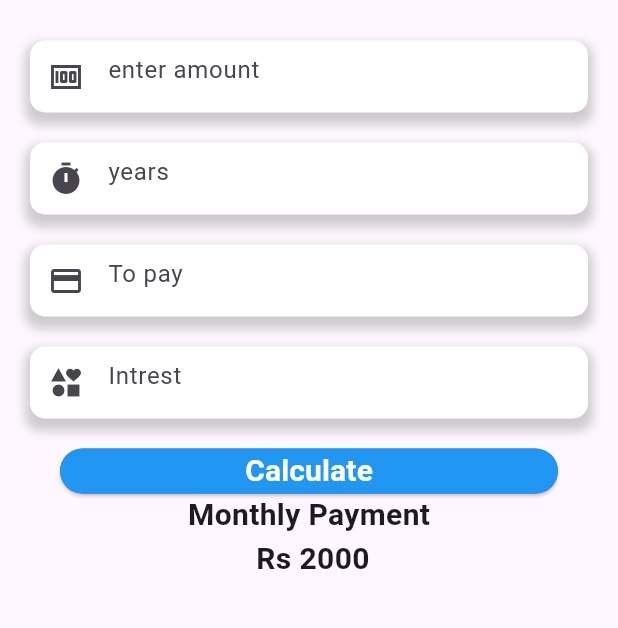
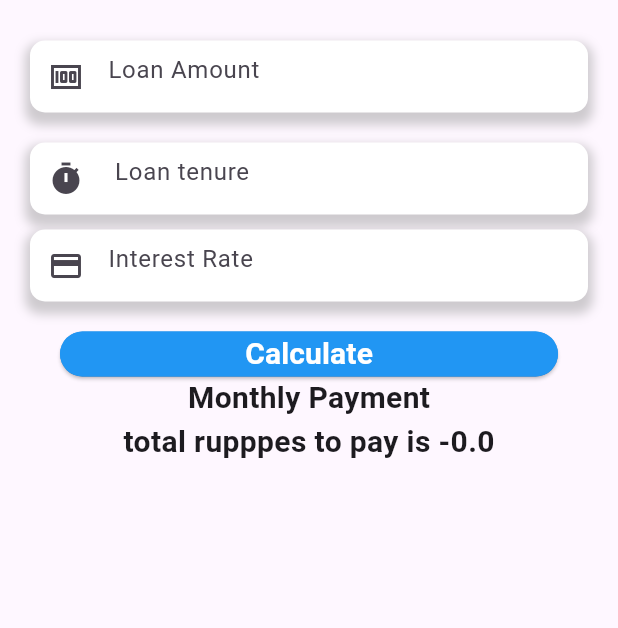
Before and after one commit to Saumya-sura/loan-calculator, a Flutter app: the Calculator screen opened by its route, after a tap on "Calculate", on a phone screen of 412 x 824 dp, the part 288-916 px from its top. Run offline on Flutter 3.47's test engine with Material 3 defaults, Android fonts, the light colour scheme and no system bars.

Commit message:
calculator is half  ready

```diff
--- a/lib/calculator.dart
+++ b/lib/calculator.dart
@@ -9,7 +9,19 @@ class Calculator extends StatefulWidget {
 }
 
 class _CalculatorState extends State<Calculator> {
-  @override
+  int p=0;
+  int r=0;
+  int n=0;
+
+  double emi=0;
+ void calculation() {
+    setState(() {
+      emi=p*r*n/100;
+    });
+  }
+
+
+ @override
   Widget build(BuildContext context) {
     return Scaffold(
       appBar: AppBar(
@@ -41,22 +53,19 @@ body :content(),
       const SizedBox(
         height: 30,
       ),
-         inputField(Icons.money, "enter amount "),
+         inputField(Icons.money, "Loan Amount "),
 
       const SizedBox(
         height: 20,
       ),
-         inputField(Icons.timer, "years "),
+         inputField(Icons.timer, " Loan tenure "),
 
       const SizedBox(
-        height:20,
+        height:10,
       ),
-         inputField(Icons.payment, "To pay "),
+         inputField(Icons.payment, "Interest Rate"),
 
-      const SizedBox(
-        height: 20,
-      ),
-         inputField(Icons.interests, "Intrest "),
+
 
       const SizedBox(
         height: 20,
@@ -85,7 +94,9 @@ body :content(),
                   height: 90,
                   width: double.infinity,
                   child: ElevatedButton(
-                    onPressed: (){},
+                    onPressed: (){
+                      calculation();
+                    },
                     style: ButtonStyle(
     backgroundColor: MaterialStateProperty.all<Color>(Colors.blue), // Change color here
     shape: MaterialStateProperty.all<RoundedRectangleBorder>(
@@ -112,8 +123,9 @@ body :content(),
           ),
          ),
 
-         const Text(" Rs 2000",
-          style: TextStyle(
+         // ignore: unnecessary_brace_in_string_interps
+          Text('total rupppes to pay is -${emi}',
+          style: const TextStyle(
             fontSize: 20,
             fontWeight: FontWeight.bold,
           ),
```
